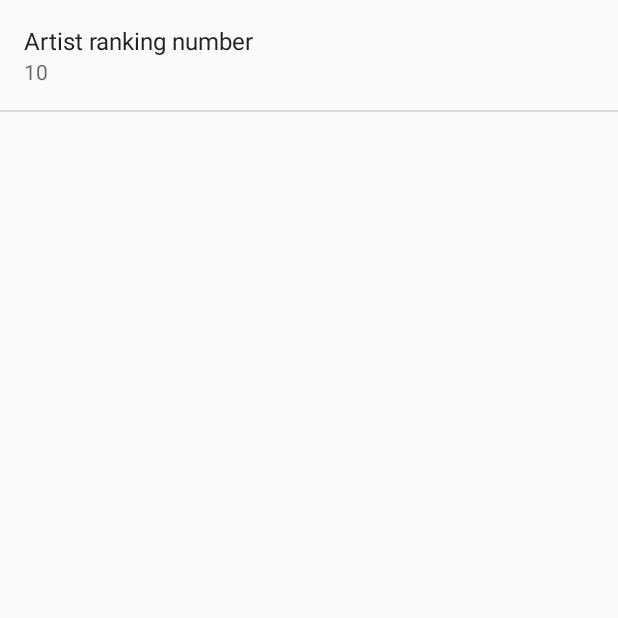
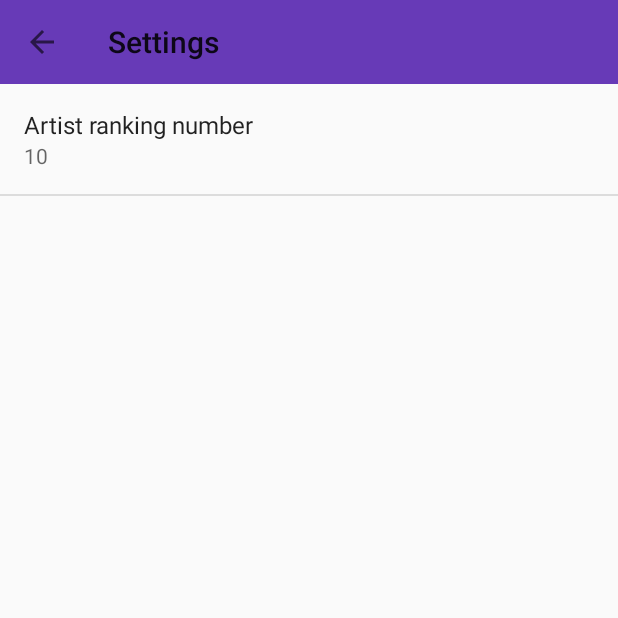
Before and after one commit to ricardonavarrom/mercury, an Android app: the SettingsActivity screen opened directly, with no data from a screen before it, on a phone screen of 412 x 824 dp, the top half of it. Run offline under Robolectric (Android 15) with nearby library versions, the phone set to English and light mode, and no system bars.

Commit message:
[UPD] Añadida toolbar al la activity de preferencias de usuario.

```diff
--- a/app/src/main/java/com/ricardonavarrom/mercury/SettingsActivity.java
+++ b/app/src/main/java/com/ricardonavarrom/mercury/SettingsActivity.java
@@ -8,6 +8,10 @@ import android.preference.ListPreference;
 import android.preference.Preference;
 import android.preference.PreferenceActivity;
 import android.preference.PreferenceManager;
+import android.support.v7.widget.Toolbar;
+import android.view.LayoutInflater;
+import android.view.View;
+import android.widget.LinearLayout;
 
 public class SettingsActivity extends PreferenceActivity
         implements Preference.OnPreferenceChangeListener {
@@ -46,20 +50,20 @@ public class SettingsActivity extends PreferenceActivity
         return true;
     }
 
-//    @Override
-//    protected void onPostCreate(Bundle savedInstanceState) {
-//        super.onPostCreate(savedInstanceState);
-//
-//        LinearLayout root = (LinearLayout)findViewById(android.R.id.list).getParent().getParent().getParent();
-//        Toolbar bar = (Toolbar) LayoutInflater.from(this).inflate(R.layout.settings_toolbar, root, false);
-//        root.addView(bar, 0);
-//        bar.setNavigationOnClickListener(new View.OnClickListener() {
-//            @Override
-//            public void onClick(View v) {
-//                finish();
-//            }
-//        });
-//    }
+    @Override
+    protected void onPostCreate(Bundle savedInstanceState) {
+        super.onPostCreate(savedInstanceState);
+
+        LinearLayout root = (LinearLayout)findViewById(android.R.id.list).getParent().getParent().getParent();
+        Toolbar bar = (Toolbar) LayoutInflater.from(this).inflate(R.layout.settings_toolbar, root, false);
+        root.addView(bar, 0);
+        bar.setNavigationOnClickListener(new View.OnClickListener() {
+            @Override
+            public void onClick(View v) {
+                finish();
+            }
+        });
+    }
 
     @TargetApi(Build.VERSION_CODES.JELLY_BEAN)
     @Override
--- a/app/src/main/res/values/styles.xml
+++ b/app/src/main/res/values/styles.xml
@@ -1,6 +1,4 @@
 <resources>
-
-    <style name="AppTheme" parent="AppTheme.Base"></style>
 
     <style name="AppTheme.Base" parent="Theme.AppCompat.Light.DarkActionBar">
         <item name="windowNoTitle">true</item>
@@ -10,6 +8,8 @@
         <item name="colorAccent">@color/colorAccent</item>
     </style>
 
+    <style name="AppTheme" parent="AppTheme.Base"></style>
+
     <style name="AppTheme.NoActionBar">
         <item name="windowActionBar">false</item>
         <item name="windowNoTitle">true</item>
@@ -18,5 +18,4 @@
     <style name="AppTheme.AppBarOverlay" parent="ThemeOverlay.AppCompat.Dark.ActionBar" />
 
     <style name="AppTheme.PopupOverlay" parent="ThemeOverlay.AppCompat.Light" />
-
 </resources>
```
Also changed, not shown: 1 other file.
